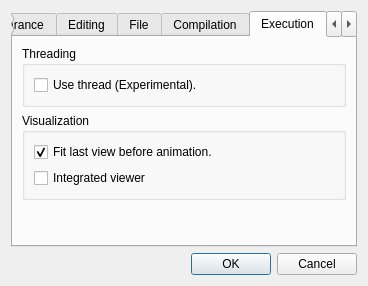
Before: the Qt Designer form src/openalea/lpy/gui/lpyprefwidget.ui in openalea/lpy, drawn with Qt 5.
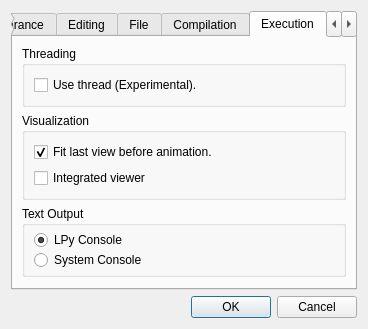
After: the same form once the commit is applied. The open tabs and pages were chosen to show the change.

Commit message: - update doc - introduce makestring - improve example - add output redirection control

```diff
--- a/src/openalea/lpy/gui/lpyprefwidget.ui
+++ b/src/openalea/lpy/gui/lpyprefwidget.ui
@@ -7,7 +7,7 @@
     <x>0</x>
     <y>0</y>
     <width>315</width>
-    <height>274</height>
+    <height>306</height>
    </rect>
   </property>
   <property name="windowTitle">
@@ -466,6 +466,50 @@
          </layout>
         </widget>
        </item>
+       <item>
+        <widget class="QGroupBox" name="textOutputBox">
+         <property name="title">
+          <string>Text Output</string>
+         </property>
+         <layout class="QVBoxLayout" name="verticalLayout_10">
+          <property name="spacing">
+           <number>0</number>
+          </property>
+          <property name="topMargin">
+           <number>4</number>
+          </property>
+          <property name="bottomMargin">
+           <number>4</number>
+          </property>
+          <item>
+           <widget class="QRadioButton" name="LPyConsoleButton">
+            <property name="text">
+             <string>LPy Console</string>
+            </property>
+            <property name="checked">
+             <bool>true</bool>
+            </property>
+            <property name="autoExclusive">
+             <bool>false</bool>
+            </property>
+           </widget>
+          </item>
+          <item>
+           <widget class="QRadioButton" name="systemConsoleButton">
+            <property name="text">
+             <string>System Console</string>
+            </property>
+            <property name="checked">
+             <bool>false</bool>
+            </property>
+            <property name="autoExclusive">
+             <bool>false</bool>
+            </property>
+           </widget>
+          </item>
+         </layout>
+        </widget>
+       </item>
        <item>
         <spacer name="verticalSpacer_2">
          <property name="orientation">
```
The commit also changes 20 other files.
